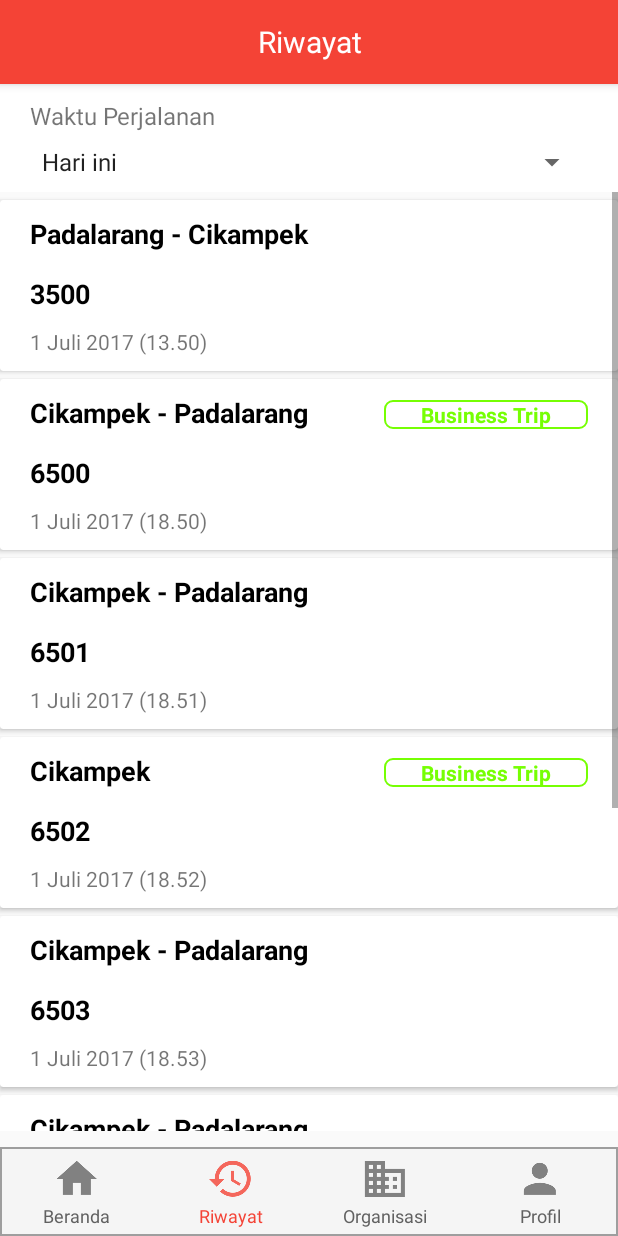
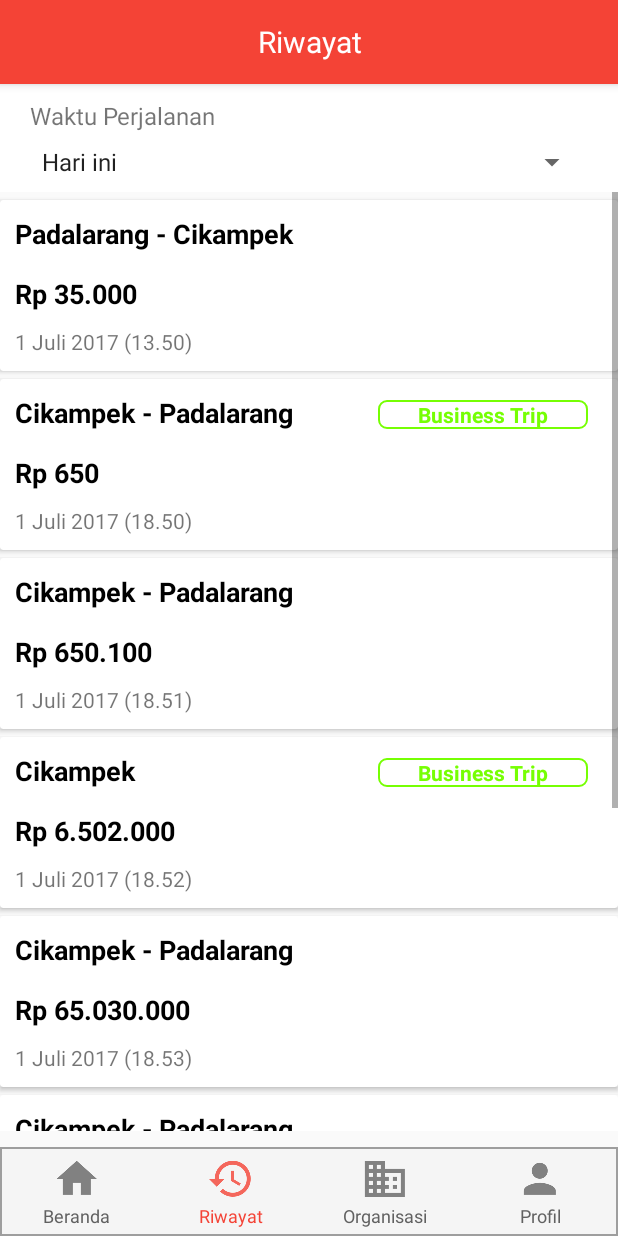
Before and after one commit to martinock/BayarTol-android, an Android app: the screen it shows after launch (MainActivity), after a tap on "Riwayat", on a phone screen of 412 x 824 dp. Run offline under Robolectric (Android 15) with nearby library versions, the phone set to English and light mode, and no system bars; 3 other taps on this screen came first.

Commit message:
Add currency formatter

```diff
--- a/app/src/main/java/com/upiki/bayartol/Adapter/PaymentAdapter.java
+++ b/app/src/main/java/com/upiki/bayartol/Adapter/PaymentAdapter.java
@@ -8,6 +8,7 @@ import android.widget.TextView;
 
 import com.upiki.bayartol.R;
 import com.upiki.bayartol.model.Payment;
+import com.upiki.bayartol.util.BayarTolUtil;
 
 import java.util.List;
 
@@ -65,7 +66,8 @@ public class PaymentAdapter extends
     public void onBindViewHolder(PaymentViewHolder holder, int position) {
         Payment payment = paymentList.get(position);
         holder.tvPaymentLocation.setText(payment.getPaymentLocation());
-        String formatedCost = String.valueOf(payment.getPaymentCost());
+        String formatedCost = BayarTolUtil.currencyFormatter(
+                payment.getPaymentCost());
         holder.tvPaymentCost.setText(formatedCost);
         holder.tvPaymentDate.setText(payment.getPaymentDate());
         holder.tvBusinessTrip.setVisibility(
--- a/app/src/main/java/com/upiki/bayartol/page/history/HistoryFragment.java
+++ b/app/src/main/java/com/upiki/bayartol/page/history/HistoryFragment.java
@@ -56,42 +56,42 @@ public class HistoryFragment extends Fragment {
     private void getPaymentData() {
         Payment payment = new Payment(
                 "Padalarang - Cikampek",
-                3500,
+                35000,
                 "1 Juli 2017 (13.50)",
                 false);
         paymentList.add(payment);
 
         payment = new Payment(
                 "Cikampek - Padalarang",
-                6500,
+                650,
                 "1 Juli 2017 (18.50)",
                 true);
         paymentList.add(payment);
 
         payment = new Payment(
                 "Cikampek - Padalarang",
-                6501,
+                650100,
                 "1 Juli 2017 (18.51)",
                 false);
         paymentList.add(payment);
 
         payment = new Payment(
                 "Cikampek",
-                6502,
+                6502000,
                 "1 Juli 2017 (18.52)",
                 true);
         paymentList.add(payment);
 
         payment = new Payment(
                 "Cikampek - Padalarang",
-                6503,
+                65030000,
                 "1 Juli 2017 (18.53)",
                 false);
         paymentList.add(payment);
 
         payment = new Payment(
                 "Cikampek - Padalarang",
-                6504,
+                650400000,
                 "1 Juli 2017 (18.54)",
                 false);
         paymentList.add(payment);
--- a/app/src/main/java/com/upiki/bayartol/util/BayarTolUtil.java
+++ b/app/src/main/java/com/upiki/bayartol/util/BayarTolUtil.java
@@ -7,6 +7,15 @@ package com.upiki.bayartol.util;
  */
 
 public class BayarTolUtil {
+
+    /**
+     * A method for generating barcode raw string.
+     * @param username user name
+     * @param method payment method chosen by user
+     * @param isBusinessTrip business trip mark
+     * @param balance amount of money from user
+     * @return raw string to generate barcode
+     */
     public static String barcodeStringGenerator(
             String username,
             String method,
@@ -18,4 +27,37 @@ public class BayarTolUtil {
                 + String.valueOf(isBusinessTrip) + "_"
                 + balance;
     }
+
+    /**
+     * A method to format a number into Indonesian
+     * currency
+     * @param amount the number to be format
+     * @return formatted amount
+     */
+    public static String currencyFormatter(
+            long amount
+    ) {
+        String convertedAmount = String.valueOf(amount);
+        if (convertedAmount.isEmpty()) {
+            return "";
+        }
+        int firstSeparatorIndex = convertedAmount.length() % 3;
+        String formattedAmount = "";
+        if (firstSeparatorIndex != 0) {
+            formattedAmount = convertedAmount.substring(
+                    0, firstSeparatorIndex)
+                    + ".";
+        }
+        int i = firstSeparatorIndex;
+        while (i + 3 < convertedAmount.length()) {
+            formattedAmount = formattedAmount
+                    + convertedAmount.substring(i, i + 3)
+                    + ".";
+            i = i + 3;
+        }
+        formattedAmount = formattedAmount
+                + convertedAmount.substring(i, i + 3);
+
+        return "Rp " + formattedAmount;
+    }
 }
--- a/app/src/main/res/layout/item_payment_history.xml
+++ b/app/src/main/res/layout/item_payment_history.xml
@@ -22,8 +22,8 @@
                 android:layout_weight="5"
                 android:layout_height="wrap_content"
                 android:textSize="@dimen/f_18sp"
-                android:layout_marginLeft="@dimen/_20dp"
-                android:layout_marginStart="@dimen/_20dp"
+                android:layout_marginLeft="@dimen/_10dp"
+                android:layout_marginStart="@dimen/_10dp"
                 android:layout_marginRight="@dimen/_10dp"
                 android:layout_marginEnd="@dimen/_10dp"
                 android:layout_marginBottom="@dimen/_15dp"
@@ -54,8 +54,8 @@
             android:id="@+id/tv_payment_cost"
             android:layout_width="match_parent"
             android:layout_height="wrap_content"
-            android:layout_marginLeft="@dimen/_20dp"
-            android:layout_marginStart="@dimen/_20dp"
+            android:layout_marginLeft="@dimen/_10dp"
+            android:layout_marginStart="@dimen/_10dp"
             android:layout_marginRight="@dimen/_20dp"
             android:layout_marginEnd="@dimen/_20dp"
             android:layout_marginBottom="@dimen/_10dp"
@@ -68,8 +68,8 @@
             android:id="@+id/tv_payment_date"
             android:layout_width="match_parent"
             android:layout_height="wrap_content"
-            android:layout_marginLeft="@dimen/_20dp"
-            android:layout_marginStart="@dimen/_20dp"
+            android:layout_marginLeft="@dimen/_10dp"
+            android:layout_marginStart="@dimen/_10dp"
             android:layout_marginRight="@dimen/_20dp"
             android:layout_marginEnd="@dimen/_20dp"
             android:layout_marginBottom="@dimen/_10dp"
```
